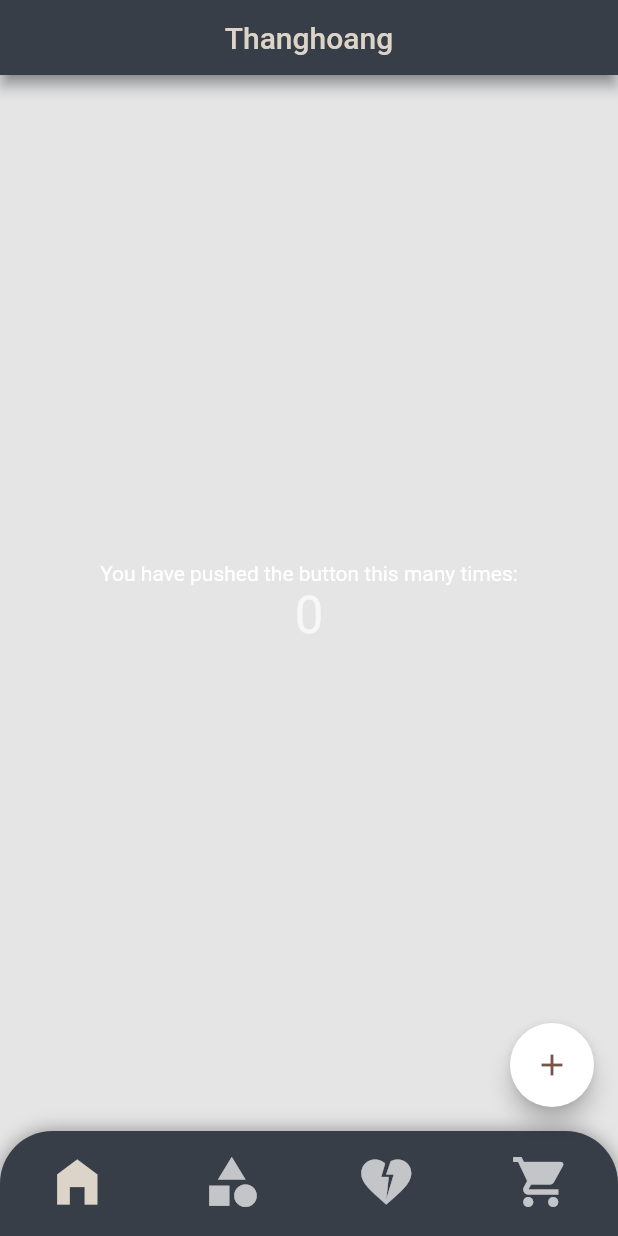
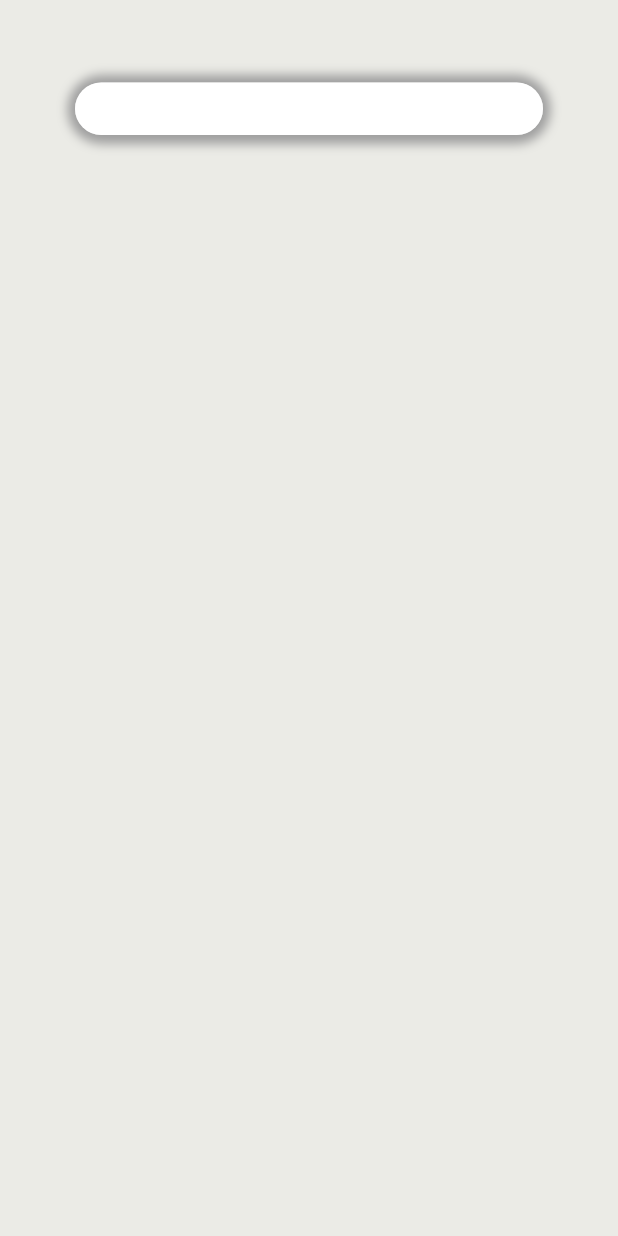
Before and after one commit to thanghoang07/flutter_app, a Flutter app: the screen it shows after launch, on a phone screen of 412 x 824 dp. Run offline on Flutter 3.47's test engine with Material 2 defaults, Android fonts, the light colour scheme and no system bars.

Commit message:
add textformfield

```diff
--- a/lib/pages/myHomePage.dart
+++ b/lib/pages/myHomePage.dart
@@ -12,94 +12,51 @@ class MyHomePage extends StatefulWidget {
 }
 
 class _MyHomePageState extends State<MyHomePage> {
-  int _counter = 0;
 
-  void _incrementCounter() {
-    setState(() {
-      _counter++;
-    });
-  }
 
   @override
   Widget build(BuildContext context) {
     return Scaffold(
-      appBar: CustomAppBar(
-        title: widget.title,
-      ),
+      appBar: const CustomAppBar(title: ''),
       body: Center(
         child: Column(
-          mainAxisAlignment: MainAxisAlignment.center,
+          mainAxisAlignment: MainAxisAlignment.start,
           children: <Widget>[
-            const Text(
-              'You have pushed the button this many times:',
-            ),
-            Text(
-              '$_counter',
-              style: Theme.of(context).textTheme.headline4,
-            ),
-          ],
-        ),
-      ),
-      floatingActionButton: FloatingActionButton(
-        onPressed: _incrementCounter,
-        tooltip: 'Increment',
-        backgroundColor: Colors.white,
-        child: const Icon(
-          Icons.add,
-          color: Colors.brown,
-        ),
-      ),
-      bottomNavigationBar: bottomNavigationBar,// This trailing comma makes auto-formatting nicer for build methods.
-    );
-  }
-
-  Widget get bottomNavigationBar{
-    return Container(
-      decoration: const BoxDecoration(
-        borderRadius: BorderRadius.only(
-          topRight: Radius.circular(35),
-          topLeft: Radius.circular(35),
-        ),
-        boxShadow: [
-          BoxShadow(color: Colors.black38, spreadRadius: 0, blurRadius: 10),
-        ],
-      ),
-      child: ClipRRect(
-        borderRadius: const BorderRadius.only(
-          topLeft: Radius.circular(35),
-          topRight: Radius.circular(35),
-        ),
-        child: BottomNavigationBar(
-          backgroundColor: Theme.of(context).primaryColor,
-          type: BottomNavigationBarType.fixed,
-          currentIndex: 0,
-          selectedItemColor: Theme.of(context).priceColor,
-          showSelectedLabels: false,
-          showUnselectedLabels: false,
-          items: const <BottomNavigationBarItem> [
-            BottomNavigationBarItem(
-              icon: Icon(
-                  Icons.home_filled,
-                  size: 40),
-              label: 'Contacts',
-            ),
-            BottomNavigationBarItem(
-              icon: Icon(
-                  Icons.category,
-                  size: 40),
-              label: 'Emails',
-            ),
-            BottomNavigationBarItem(
-              icon: Icon(
-                  Icons.heart_broken,
-                  size: 40),
-              label: 'Profile',
-            ),
-            BottomNavigationBarItem(
-              icon: Icon(
-                  Icons.shopping_cart,
-                  size: 40),
-              label: 'Profile',
+            Padding(
+              padding: EdgeInsets.fromLTRB(50.0,5,50,5),
+              child:  Stack(
+                children: [
+                  Container(
+                    height: 36,
+                    decoration: BoxDecoration(
+                      borderRadius: BorderRadius.all(
+                        Radius.circular(40),
+                      ),
+                      boxShadow: [
+                        BoxShadow(
+                            color: Colors.grey, blurRadius: 5, spreadRadius: 5),
+                      ],
+                    ),
+                  ),
+                  Container(
+                    height: 40,
+                    child: TextFormField(
+                      textAlign: TextAlign.center,
+                      decoration: InputDecoration(
+                        filled: true,
+                        fillColor: Colors.white,
+                        isDense: true,                      // Added this
+                        contentPadding: EdgeInsets.all(8),  // Added this
+                        border: OutlineInputBorder(
+                          borderRadius: BorderRadius.all(
+                            Radius.circular(80),
+                          ),
+                        ),
+                      ),
+                    ),
+                  ),
+                ],
+              ),
             ),
           ],
         ),
--- a/lib/themes/custom_theme.dart
+++ b/lib/themes/custom_theme.dart
@@ -26,16 +26,11 @@ class CustomTheme with ChangeNotifier {
     return ThemeData(
         brightness: Brightness.dark,
         primaryColor: const Color.fromRGBO(56, 62, 72, 1),
-        scaffoldBackgroundColor: const Color.fromRGBO(229, 229, 229, 1),
+        scaffoldBackgroundColor: const Color.fromRGBO(235, 235, 230, 1),
         textTheme: ThemeData
             .dark()
             .textTheme,
-        buttonTheme: ButtonThemeData(
-            splashColor: Colors.transparent,
-            highlightColor: Colors.transparent,
-            shape:
-            RoundedRectangleBorder(borderRadius: BorderRadius.circular(18)),
-            buttonColor: Colors.pinkAccent));
+        );
   }
 }
   extension PriceColor on ThemeData{
--- a/lib/widgets/custom_appbar.dart
+++ b/lib/widgets/custom_appbar.dart
@@ -20,12 +20,12 @@ class _CustomAppBarState extends State<CustomAppBar> {
   Widget build(BuildContext context) {
     return AppBar(
       centerTitle: true,
-      shadowColor: Theme.of(context).primaryColor,
-      backgroundColor: Theme.of(context).primaryColor,
+      shadowColor: Colors.transparent,
+      backgroundColor: Colors.transparent,
       title: Text(
         widget.title,
-        style: TextStyle(
-            color: Theme.of(context).priceColor,
+        style: const TextStyle(
+            color: Colors.transparent,
         ),
       ),
     );
```
